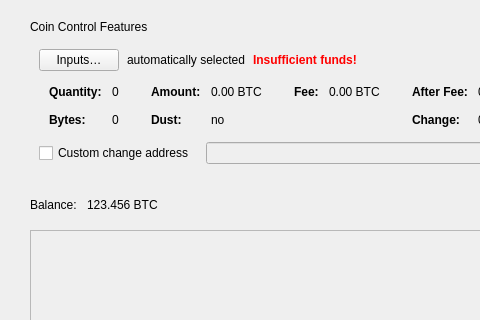
The window that src/qt/forms/sendcoinsdialog.ui (Runebase/runebase) describes before a commit, drawn with Qt 5; both pictures show x 0 to 480 and y 0 to 320 of the 935 by 589 pixel window.
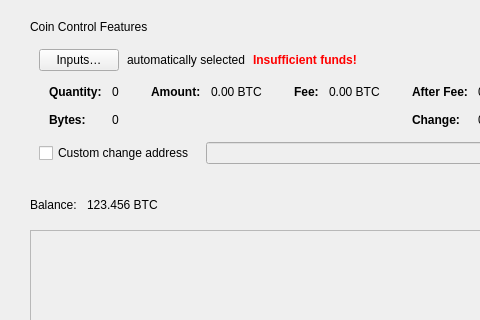
The same window after the commit. Icons and pictures are not drawn. Custom widgets are drawn as their Qt base class.

```diff
--- a/src/qt/forms/sendcoinsdialog.ui
+++ b/src/qt/forms/sendcoinsdialog.ui
@@ -305,35 +305,6 @@
                       </property>
                      </widget>
                     </item>
-                    <item row="1" column="0">
-                     <widget class="QLabel" name="labelCoinControlLowOutputText">
-                      <property name="font">
-                       <font>
-                        <weight>75</weight>
-                        <bold>true</bold>
-                       </font>
-                      </property>
-                      <property name="text">
-                       <string>Dust:</string>
-                      </property>
-                     </widget>
-                    </item>
-                    <item row="1" column="1">
-                     <widget class="QLabel" name="labelCoinControlLowOutput">
-                      <property name="cursor">
-                       <cursorShape>IBeamCursor</cursorShape>
-                      </property>
-                      <property name="contextMenuPolicy">
-                       <enum>Qt::ActionsContextMenu</enum>
-                      </property>
-                      <property name="text">
-                       <string notr="true">no</string>
-                      </property>
-                      <property name="textInteractionFlags">
-                       <set>Qt::LinksAccessibleByMouse|Qt::TextSelectableByMouse</set>
-                      </property>
-                     </widget>
-                    </item>
                    </layout>
                   </item>
                   <item>
```
Left out of the diff: 6 changed lines with no effect on the pictures. Lines whose indentation alone changed are shown as unchanged.
